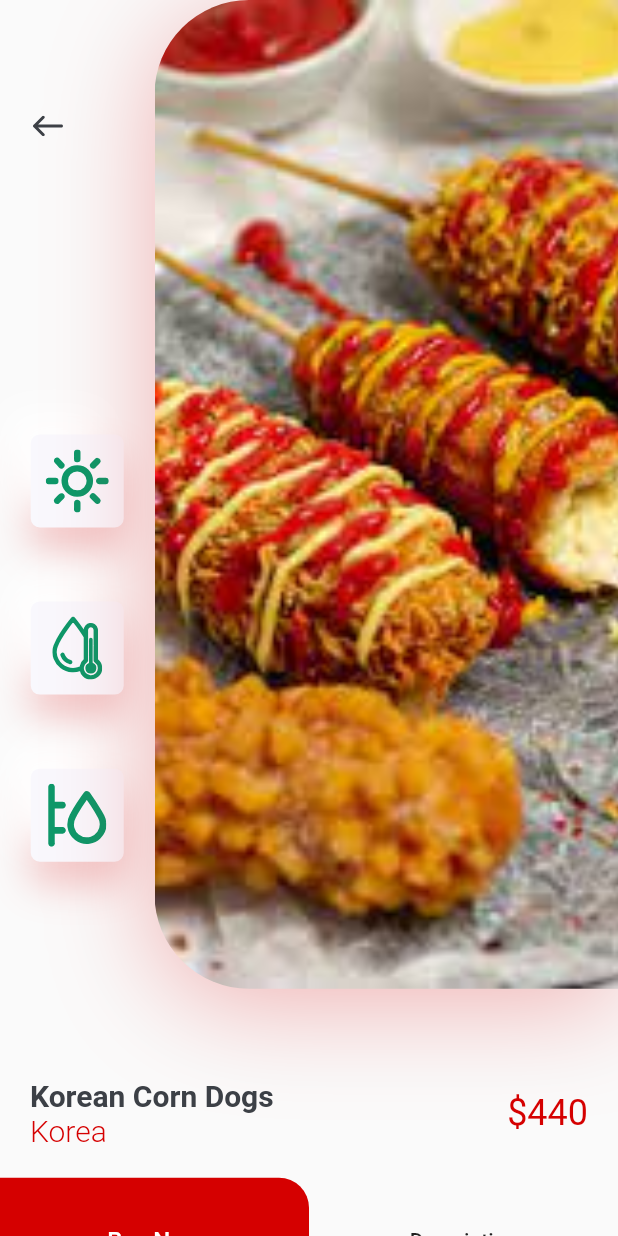
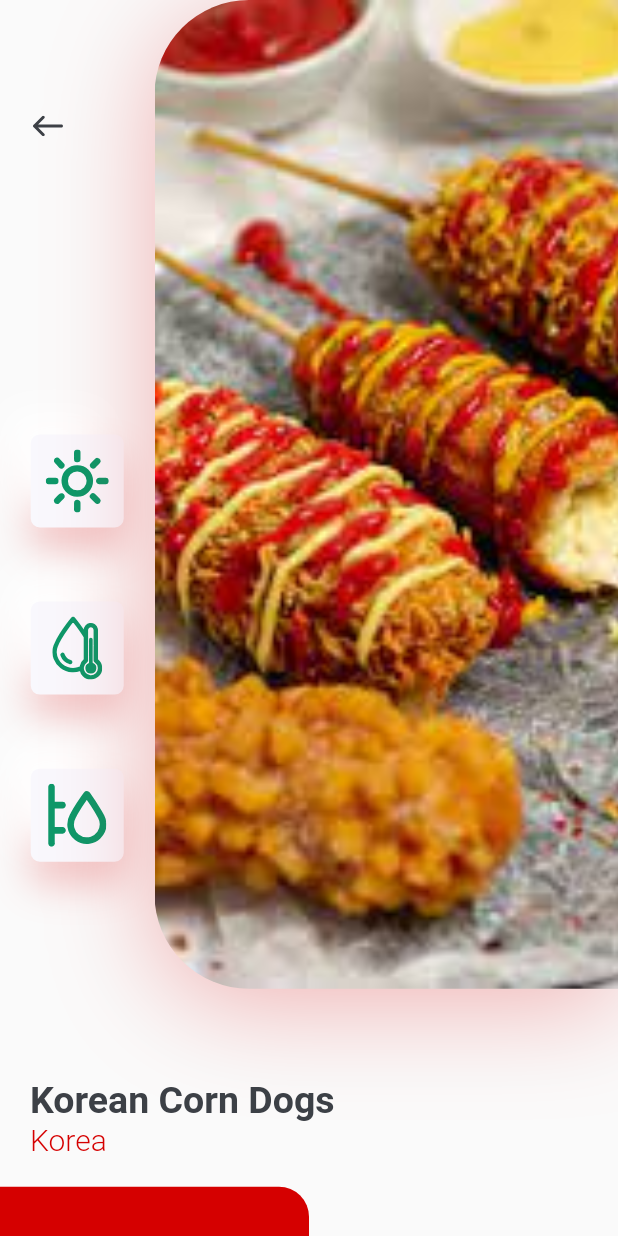
Before and after one commit to Ajisetiawann/resep-makanan, a Flutter app: the DetailsScreen screen opened directly, on a phone screen of 412 x 824 dp. Run offline on Flutter 3.47's test engine with Material 2 defaults, Android fonts, the phone set to English and light mode, and no system bars; our stand-ins replace flutter_svg, video_player; network calls fail.

```diff
--- a/lib/screens/details/components/body.dart
+++ b/lib/screens/details/components/body.dart
@@ -12,7 +12,7 @@ class Body extends StatelessWidget {
       child: Column(
         children: <Widget>[
           ImageAndIcons(size: size),
-          TitleAndPrice(title: "Korean Corn Dogs ", country: "Korea", price: 440),
+          TitleAndPrice(title: "Korean Corn Dogs ", country: "Korea"),
           SizedBox(height: kDefaultPadding),
           Row(
             children: <Widget>[
--- a/lib/screens/details/components/title_and_price.dart
+++ b/lib/screens/details/components/title_and_price.dart
@@ -7,11 +7,9 @@ class TitleAndPrice extends StatelessWidget {
     Key? key,
     required this.title,
     required this.country,
-    required this.price,
   }) : super(key: key);
 
   final String title, country;
-  final int price;
 
   @override
   Widget build(BuildContext context) {
@@ -24,7 +22,7 @@ class TitleAndPrice extends StatelessWidget {
               children: [
                 TextSpan(
                   text: "$title\n",
-                  style: Theme.of(context).textTheme.headline4!.copyWith(color: kTextColor, fontSize: 20, fontWeight: FontWeight.bold),
+                  style: Theme.of(context).textTheme.headline4!.copyWith(color: kTextColor, fontSize: 25, fontWeight: FontWeight.bold),
                 ),
                 TextSpan(
                   text: country,
@@ -38,10 +36,6 @@ class TitleAndPrice extends StatelessWidget {
             ),
           ),
           Spacer(),
-          Text(
-            "\$$price",
-            style: Theme.of(context).textTheme.headline5!.copyWith(color: kPrimaryColor),
-          )
         ],
       ),
     );
```
Also changed, not shown: 1 other file.
